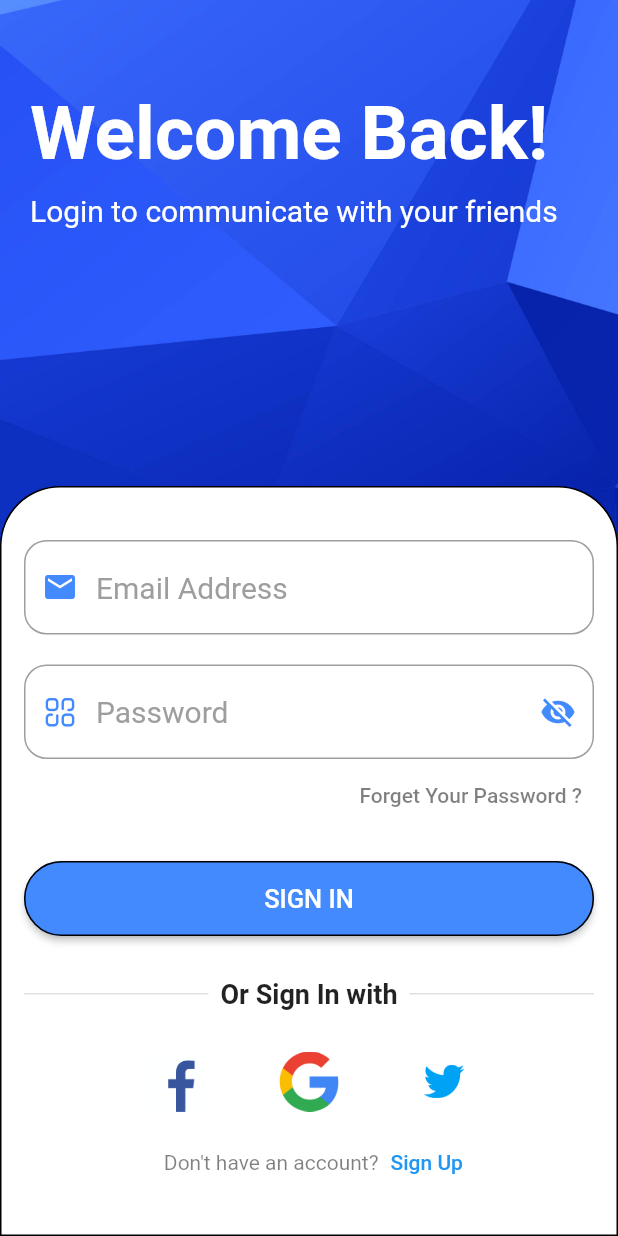
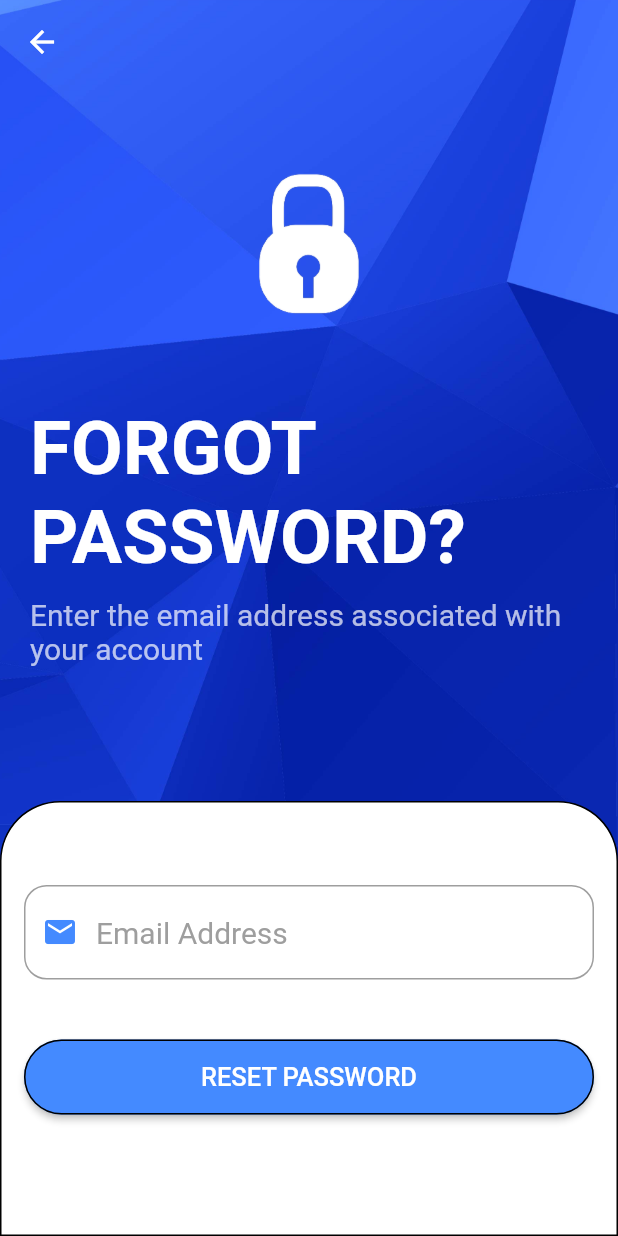
Before and after one commit to omarsherif15/Friends, a Flutter app: the screen it shows after launch, after a tap on "Forget Your Password ?", on a phone screen of 412 x 824 dp. Run offline on Flutter 3.47's test engine with Material 2 defaults, Android fonts, the phone set to English and light mode, and no system bars; our stand-ins replace bloc, cloud_firestore, firebase_auth, firebase_core, firebase_storage, flutter_bloc and 8 more; accounts and stored records are empty.

Commit message:
Adding the Reset Password feature

```diff
--- /dev/null
+++ b/lib/cubit/restPasswordCubit.dart
@@ -0,0 +1,28 @@
+import 'package:bloc/bloc.dart';
+import 'package:firebase_auth/firebase_auth.dart';
+import 'package:flutter/material.dart';
+import 'package:flutter_bloc/flutter_bloc.dart';
+import 'package:socialapp/cubit/states.dart';
+import 'package:socialapp/models/userModel.dart';
+class ResetPasswordCubit extends Cubit<SocialStates> {
+  ResetPasswordCubit() : super(InitialState());
+
+  static ResetPasswordCubit get(context) => BlocProvider.of(context);
+
+
+  void resetPassword({
+    required String email,
+  })
+  {
+    emit(ResetPasswordLoadingState());
+    FirebaseAuth.instance.sendPasswordResetEmail(
+        email: email,
+    ).then((value) {
+      emit(ResetPasswordSuccessState());
+    }).catchError((error) {
+      print(error.toString());
+      emit(ResetPasswordErrorState());
+    });
+  }
+
+}
--- a/lib/cubit/states.dart
+++ b/lib/cubit/states.dart
@@ -22,6 +22,11 @@ class LoginSuccessState extends SocialStates{
 class LoginErrorState extends SocialStates{}
 ///End of Login State
 
+///ResetPassword State
+class ResetPasswordLoadingState extends SocialStates{}
+class ResetPasswordSuccessState extends SocialStates{}
+class ResetPasswordErrorState extends SocialStates{}
+///End of Login State
 
 ///CreateUser State
 class CreateUserLoadingState extends SocialStates{}
--- /dev/null
+++ b/lib/modules/ResetPasswordScreen.dart
@@ -0,0 +1,128 @@
+import 'package:flutter/material.dart';
+import 'package:flutter/services.dart';
+import 'package:flutter_bloc/flutter_bloc.dart';
+import 'package:socialapp/cubit/LoginCubit.dart';
+import 'package:socialapp/cubit/restPasswordCubit.dart';
+import 'package:socialapp/cubit/states.dart';
+import 'package:socialapp/modules/loginScreen.dart';
+import 'package:socialapp/shared/component.dart';
+import 'package:socialapp/shared/constants.dart';
+
+class ResetPasswordScreen extends StatelessWidget {
+  var loginFormKey = GlobalKey<FormState>();
+  var emailController = TextEditingController();
+
+  @override
+  Widget build(BuildContext context) {
+    return BlocProvider(
+      create: (context) => ResetPasswordCubit(),
+      child: BlocConsumer<ResetPasswordCubit,SocialStates>(
+        listener: (context,state){
+          if(state is ResetPasswordSuccessState)
+            navigateAndKill(context, LoginScreen());
+        },
+        builder: (context,state){
+          return Scaffold(
+            backgroundColor: Colors.transparent,
+            extendBodyBehindAppBar: true,
+            appBar: AppBar(
+              systemOverlayStyle: SystemUiOverlayStyle(
+                  statusBarBrightness: Brightness.light,
+                  statusBarColor: Colors.transparent,
+                  statusBarIconBrightness: Brightness.light
+              ),
+
+              backgroundColor: Colors.transparent,
+              elevation: 0,
+              leading: IconButton(
+                onPressed: (){
+                  emailController.clear();
+                  pop(context);
+                },
+                icon: Icon(Icons.arrow_back,color: Colors.white,),
+              ),
+            ),
+            body: Stack(
+              alignment: AlignmentDirectional.bottomCenter,
+              children: [
+                Container(
+                  width: double.infinity,
+                  padding: EdgeInsets.all(20),
+                  decoration: BoxDecoration(
+                      image: DecorationImage(
+                          image: AssetImage('assets/images/3700.jpeg'),fit: BoxFit.cover
+                      )
+                  ),
+                  child: Column(
+                    mainAxisAlignment: MainAxisAlignment.start,
+                    crossAxisAlignment: CrossAxisAlignment.start,
+                    children: [
+                      SizedBox(height: 50,),
+                      Container(
+                        width: double.infinity,
+                          child: Image(image: AssetImage('assets/images/pass-removebg-preview.png'),width: 200,height: 200,)),
+                      Text('FORGOT PASSWORD?',style: TextStyle(fontSize: 50,fontWeight: FontWeight.bold,color: Colors.white)),
+                      SizedBox(height: 10,),
+                      Text('Enter the email address associated with your account',style: TextStyle(fontSize: 20,color: Colors.white.withOpacity(0.7))),
+                    ],
+                  ),
+                ),
+                Container(
+                  height: 290,
+                  width: double.infinity,
+                  padding: EdgeInsets.all(15),
+                  decoration: BoxDecoration(
+                      border: Border.all(),
+                      color: Colors.white,
+                      borderRadius: BorderRadius.only(
+                        topRight: Radius.circular(40.0),
+                        topLeft: Radius.circular(40.0),
+                      )),
+                  child: Form(
+                    key: loginFormKey,
+                    child: SingleChildScrollView(
+                      physics: BouncingScrollPhysics(),
+                      child: Column(
+                        mainAxisAlignment: MainAxisAlignment.center,
+                        children:
+                        [
+                          SizedBox(height: 40,),
+                          defaultFormField(
+                              context: context,
+                              controller: emailController,
+                              keyboardType: TextInputType.emailAddress,
+                              hintText: 'Email Address',
+                              prefix: Icons.email,
+                              validate: (value)
+                              {
+                                if(value!.isEmpty)
+                                  return 'Email Address must be filled';
+                              }
+                          ),
+                          SizedBox(height: 40,),
+                          state is ResetPasswordLoadingState ?
+                          Center(child: CircularProgressIndicator())
+                              :defaultButton(
+                            text: 'RESET PASSWORD',
+                            onTap: () {
+                              if (loginFormKey.currentState!.validate()) {
+                                ResetPasswordCubit.get(context).resetPassword(
+                                  email: emailController.text,
+                                );
+                              }
+                            },
+                          ),
+                        ],
+                      ),
+                    ),
+                  ),
+                ),
+              ],
+            ),
+
+          );
+        },
+      ),
+    );
+  }
+}
--- a/lib/modules/loginScreen.dart
+++ b/lib/modules/loginScreen.dart
@@ -7,6 +7,7 @@ import 'package:socialapp/cubit/LoginCubit.dart';
 import 'package:socialapp/cubit/socialCubit.dart';
 import 'package:socialapp/cubit/states.dart';
 import 'package:socialapp/layouts/sociallayout.dart';
+import 'package:socialapp/modules/ResetPasswordScreen.dart';
 import 'package:socialapp/modules/registerScreen.dart';
 import 'package:socialapp/remoteNetwork/cacheHelper.dart';
 import 'package:socialapp/shared/component.dart';
@@ -38,7 +39,6 @@ class LoginScreen extends StatelessWidget {
             backgroundColor: Colors.transparent,
             extendBodyBehindAppBar: true,
             appBar: AppBar(
-              backwardsCompatibility: false,
               systemOverlayStyle: SystemUiOverlayStyle(
                 statusBarBrightness: Brightness.light,
                 statusBarColor: Colors.transparent,
@@ -133,7 +133,9 @@ class LoginScreen extends StatelessWidget {
                             width: double.infinity,
                             alignment: AlignmentDirectional.centerEnd,
                             child: TextButton(
-                                onPressed: (){},
+                                onPressed: (){
+                                  navigateTo(context, ResetPasswordScreen());
+                                },
                                 child: Text('Forget Your Password ?',
                                   style: TextStyle(
                                       color: Colors.black.withOpacity(0.5)),
```
Also changed, not shown: assets/images/pass-removebg-preview.png (added).
